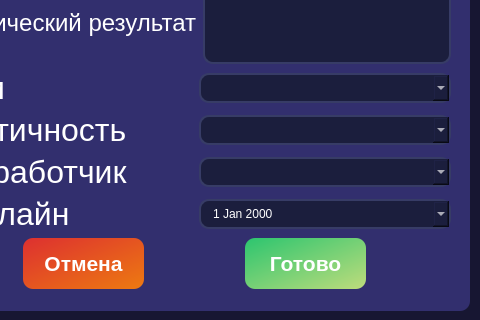
This is interfaces/new_bug_card.ui in ArtShibaev/Bugtracker as Qt 5 draws it before an edit; both pictures show x 90 to 570 and y 400 to 720 of the 570 by 720 pixel window. The edited form follows.
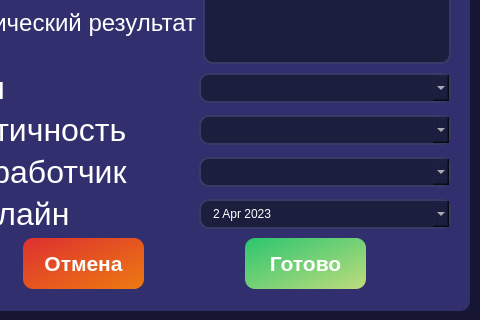
This is the edited form.

What changed in the file:
```diff
--- a/interfaces/new_bug_card.ui
+++ b/interfaces/new_bug_card.ui
@@ -492,6 +492,13 @@
                <property name="timeSpec">
                 <enum>Qt::LocalTime</enum>
                </property>
+               <property name="date">
+                <date>
+                 <year>2023</year>
+                 <month>4</month>
+                 <day>2</day>
+                </date>
+               </property>
               </widget>
              </item>
             </layout>
```
